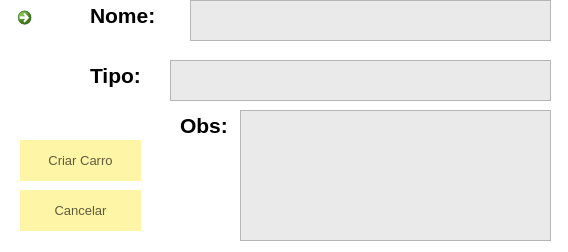
Before: the Qt Designer form FSIPLeiria/criarcarro.ui in tatianascgil/Projeto_Informatico_Formula_Student_Barramento_CAN, drawn with Qt 5.
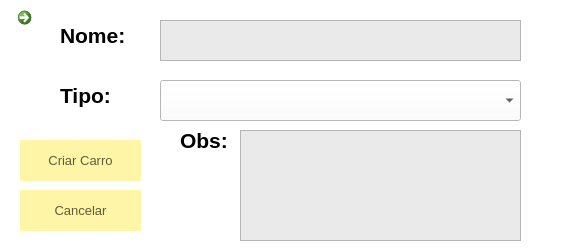
After: the same form once the commit is applied. Icons and pictures are not drawn.

Diff of the .ui file:
```diff
--- a/FSIPLeiria/criarcarro.ui
+++ b/FSIPLeiria/criarcarro.ui
@@ -117,8 +117,8 @@
   <widget class="QLabel" name="label_2">
    <property name="geometry">
     <rect>
-     <x>90</x>
-     <y>60</y>
+     <x>60</x>
+     <y>80</y>
      <width>71</width>
      <height>31</height>
     </rect>
@@ -136,8 +136,8 @@
   <widget class="QLabel" name="label">
    <property name="geometry">
     <rect>
-     <x>90</x>
-     <y>0</y>
+     <x>60</x>
+     <y>20</y>
      <width>91</width>
      <height>31</height>
     </rect>
@@ -156,9 +156,9 @@
    <property name="geometry">
     <rect>
      <x>180</x>
-     <y>110</y>
-     <width>91</width>
-     <height>31</height>
+     <y>130</y>
+     <width>51</width>
+     <height>21</height>
     </rect>
    </property>
    <property name="font">
@@ -174,8 +174,8 @@
   <widget class="QTextEdit" name="textEditNomeCarro">
    <property name="geometry">
     <rect>
-     <x>190</x>
-     <y>0</y>
+     <x>160</x>
+     <y>20</y>
      <width>361</width>
      <height>41</height>
     </rect>
@@ -192,34 +192,13 @@
     <string notr="true">background:rgb(234, 234, 234)</string>
    </property>
   </widget>
-  <widget class="QTextEdit" name="textEditModeloCarro">
-   <property name="geometry">
-    <rect>
-     <x>170</x>
-     <y>60</y>
-     <width>381</width>
-     <height>41</height>
-    </rect>
-   </property>
-   <property name="font">
-    <font>
-     <pointsize>12</pointsize>
-    </font>
-   </property>
-   <property name="cursor" stdset="0">
-    <cursorShape>IBeamCursor</cursorShape>
-   </property>
-   <property name="styleSheet">
-    <string notr="true">background:rgb(234, 234, 234)</string>
-   </property>
-  </widget>
   <widget class="QTextEdit" name="textEditObsCarro">
    <property name="geometry">
     <rect>
      <x>240</x>
-     <y>110</y>
-     <width>311</width>
-     <height>131</height>
+     <y>130</y>
+     <width>281</width>
+     <height>111</height>
     </rect>
    </property>
    <property name="font">
@@ -234,6 +213,37 @@
     <string notr="true">background:rgb(234, 234, 234)</string>
    </property>
   </widget>
+  <widget class="QComboBox" name="btnTipoCarro">
+   <property name="geometry">
+    <rect>
+     <x>160</x>
+     <y>80</y>
+     <width>361</width>
+     <height>41</height>
+    </rect>
+   </property>
+   <property name="currentIndex">
+    <number>-1</number>
+   </property>
+   <property name="placeholderText">
+    <string>&lt;Selecionar Tipo de Carro&gt;</string>
+   </property>
+   <item>
+    <property name="text">
+     <string>Combustão</string>
+    </property>
+   </item>
+   <item>
+    <property name="text">
+     <string>Elétrico</string>
+    </property>
+   </item>
+   <item>
+    <property name="text">
+     <string>Híbrido</string>
+    </property>
+   </item>
+  </widget>
  </widget>
  <resources/>
  <connections/>
```
